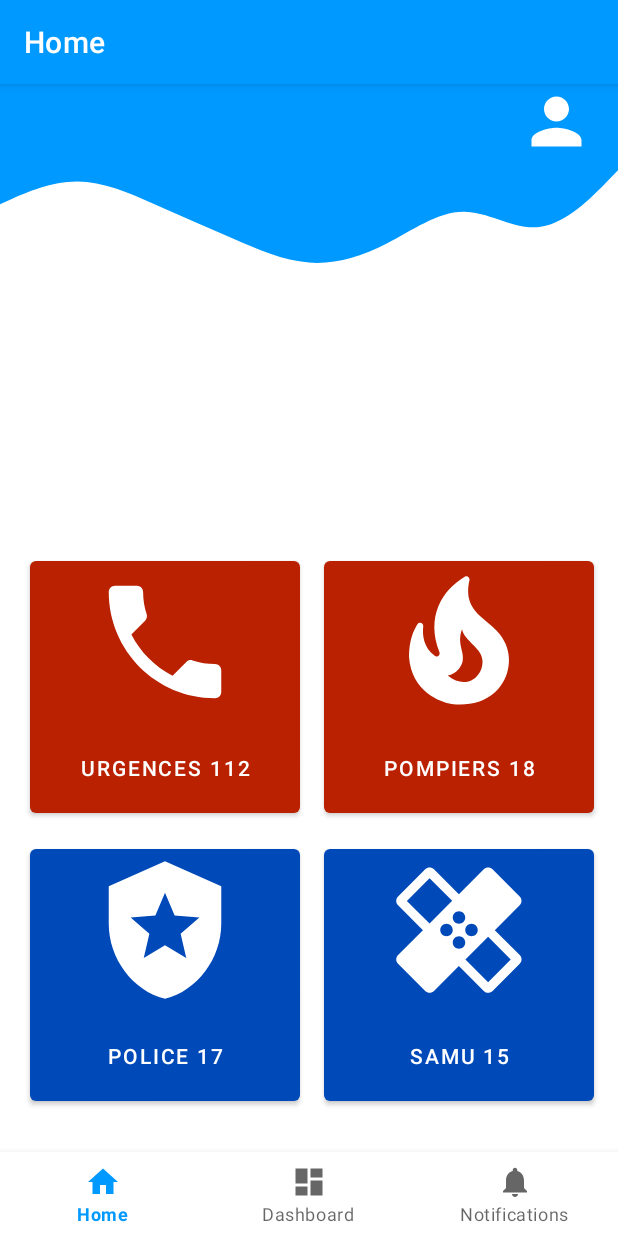
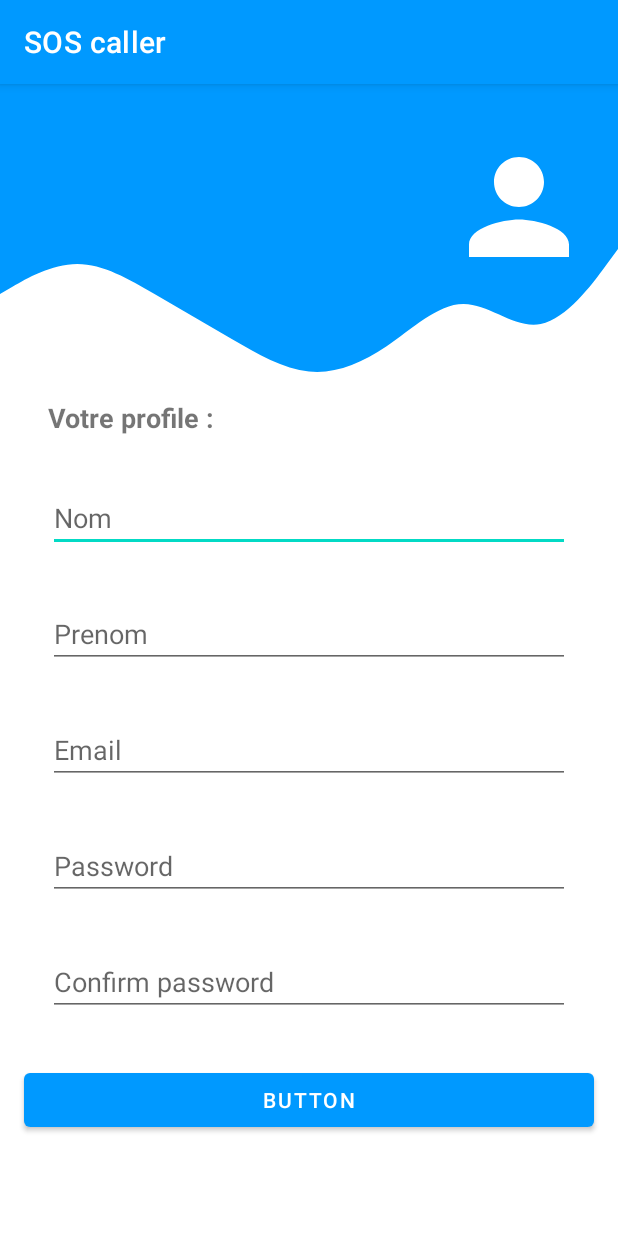
Before and after one commit to Lucas-Pasqualini/Dev-Mobile, an Android app: the screen it shows after launch (MainActivity before the commit, SignupActivity after it), on a phone screen of 412 x 824 dp. Run offline under Robolectric (Android 15) with nearby library versions, the phone set to English and light mode, and no system bars; our stand-ins replace data binding; 2 statements that could not run were skipped.

Commit message:
feat: signup

```diff
--- a/app/src/main/AndroidManifest.xml
+++ b/app/src/main/AndroidManifest.xml
@@ -13,9 +13,8 @@
         android:roundIcon="@mipmap/ic_launcher_round"
         android:supportsRtl="true"
         android:theme="@style/Theme.SOSCaller">
-
         <activity
-            android:name=".ui.activities.MainActivity"
+            android:name=".ui.activities.SignupActivity"
             android:label="@string/app_name">
             <intent-filter>
                 <action android:name="android.intent.action.MAIN" />
@@ -23,6 +22,10 @@
                 <category android:name="android.intent.category.LAUNCHER" />
             </intent-filter>
         </activity>
+        <activity
+            android:name=".ui.activities.MainActivity"
+            android:label="@string/app_name">
+        </activity>
     </application>
 
 </manifest>
--- /dev/null
+++ b/app/src/main/java/com/shootylife/soscaller/ui/activities/SignupActivity.kt
@@ -0,0 +1,23 @@
+package com.shootylife.soscaller.ui.activities
+
+import android.content.Intent
+import androidx.appcompat.app.AppCompatActivity
+import android.os.Bundle
+import com.shootylife.soscaller.R
+import com.shootylife.soscaller.databinding.ActivityLoginBinding
+import com.shootylife.soscaller.utils.activityViewBinding
+
+class SignupActivity : AppCompatActivity() {
+    private var _binding by activityViewBinding(ActivityLoginBinding::inflate)
+
+    override fun onCreate(savedInstanceState: Bundle?) {
+        super.onCreate(savedInstanceState)
+        setContentView(R.layout.activity_signup)
+
+        _binding.button.setOnClickListener {
+            val intent = Intent(this, MainActivity::class.java)
+            startActivity(intent)
+            finish()
+        }
+    }
+}
--- /dev/null
+++ b/app/src/main/res/drawable/ic_email.xml
@@ -0,0 +1,5 @@
+<vector android:height="24dp" android:tint="#FFFFFF"
+    android:viewportHeight="24" android:viewportWidth="24"
+    android:width="24dp" xmlns:android="http://schemas.android.com/apk/res/android">
+    <path android:fillColor="@android:color/white" android:pathData="M20,4L4,4c-1.1,0 -1.99,0.9 -1.99,2L2,18c0,1.1 0.9,2 2,2h16c1.1,0 2,-0.9 2,-2L22,6c0,-1.1 -0.9,-2 -2,-2zM20,8l-8,5 -8,-5L4,6l8,5 8,-5v2z"/>
+</vector>
--- /dev/null
+++ b/app/src/main/res/layout/activity_signup.xml
@@ -0,0 +1,150 @@
+<?xml version="1.0" encoding="utf-8"?>
+<layout xmlns:android="http://schemas.android.com/apk/res/android"
+    xmlns:app="http://schemas.android.com/apk/res-auto"
+    xmlns:tools="http://schemas.android.com/tools">
+
+    <data class="ActivityLoginBinding">
+        <import type="android.view.View"/>
+    </data>
+
+    <ScrollView
+
+        android:layout_width="match_parent"
+        android:layout_height="match_parent"
+        android:fillViewport="true">
+
+        <androidx.constraintlayout.widget.ConstraintLayout
+            android:layout_width="match_parent"
+            android:layout_height="wrap_content"
+            tools:context=".ui.activities.SignupActivity">
+
+            <View
+                android:id="@+id/topView1"
+                android:layout_width="0dp"
+                android:layout_height="100dp"
+                android:background="@color/colorPrimary"
+                app:layout_constraintEnd_toEndOf="parent"
+                app:layout_constraintHorizontal_bias="0.0"
+                app:layout_constraintStart_toStartOf="parent"
+                app:layout_constraintTop_toTopOf="parent" />
+
+            <View
+                android:id="@+id/view2"
+                android:layout_width="0dp"
+                android:layout_height="100dp"
+                android:background="@drawable/wave"
+                app:layout_constraintEnd_toEndOf="parent"
+                app:layout_constraintStart_toStartOf="parent"
+                app:layout_constraintTop_toBottomOf="@+id/topView1" />
+
+            <ImageView
+                android:id="@+id/imageView"
+                android:layout_width="wrap_content"
+                android:layout_height="wrap_content"
+                android:layout_marginTop="32dp"
+                android:layout_marginEnd="16dp"
+                android:src="@drawable/ic_person"
+                app:layout_constraintEnd_toEndOf="parent"
+                app:layout_constraintTop_toTopOf="parent" />
+
+            <TextView
+                android:id="@+id/textView2"
+                android:layout_width="0dp"
+                android:layout_height="wrap_content"
+                android:layout_marginStart="32dp"
+                android:layout_marginTop="10dp"
+                android:layout_marginEnd="32dp"
+                android:text="Votre profile : "
+                android:textSize="18sp"
+                android:textStyle="bold"
+                app:layout_constraintEnd_toEndOf="parent"
+                app:layout_constraintStart_toStartOf="parent"
+                app:layout_constraintTop_toBottomOf="@+id/view2" />
+
+            <EditText
+                android:id="@+id/editNom"
+                android:layout_width="0dp"
+                android:layout_height="wrap_content"
+                android:layout_marginStart="32dp"
+                android:layout_marginTop="32dp"
+                android:layout_marginEnd="32dp"
+                android:ems="10"
+                android:inputType="textPersonName"
+                android:hint="Nom"
+                app:layout_constraintEnd_toEndOf="parent"
+                app:layout_constraintStart_toStartOf="parent"
+                app:layout_constraintTop_toBottomOf="@+id/textView2" />
+
+            <EditText
+                android:id="@+id/editPrenom"
+                android:layout_width="0dp"
+                android:layout_height="wrap_content"
+                android:layout_marginStart="32dp"
+                android:layout_marginTop="32dp"
+                android:layout_marginEnd="32dp"
+                android:ems="10"
+                android:inputType="textPersonName"
+                android:hint="Prenom"
+                app:layout_constraintEnd_toEndOf="parent"
+                app:layout_constraintStart_toStartOf="parent"
+                app:layout_constraintTop_toBottomOf="@+id/editNom" />
+
+            <EditText
+                android:id="@+id/editEmail"
+                android:layout_width="0dp"
+                android:layout_height="wrap_content"
+                android:layout_marginStart="32dp"
+                android:layout_marginTop="32dp"
+                android:layout_marginEnd="32dp"
+                android:ems="10"
+                android:inputType="textPersonName"
+                android:hint="Email"
+                app:layout_constraintEnd_toEndOf="parent"
+                app:layout_constraintStart_toStartOf="parent"
+                app:layout_constraintTop_toBottomOf="@+id/editPrenom" />
+
+            <EditText
+                android:id="@+id/editPassword"
+                android:layout_width="0dp"
+                android:layout_height="wrap_content"
+                android:layout_marginStart="32dp"
+                android:layout_marginTop="32dp"
+                android:layout_marginEnd="32dp"
+                android:ems="10"
+                android:inputType="textPersonName"
+                android:hint="Password"
+                app:layout_constraintEnd_toEndOf="parent"
+                app:layout_constraintStart_toStartOf="parent"
+                app:layout_constraintTop_toBottomOf="@+id/editEmail" />
+
+            <EditText
+                android:id="@+id/editNewpassword"
+                android:layout_width="0dp"
+                android:layout_height="wrap_content"
+                android:layout_marginStart="32dp"
+                android:layout_marginTop="32dp"
+                android:layout_marginEnd="32dp"
+                android:ems="10"
+                android:inputType="textPersonName"
+                android:hint="Confirm password"
+                app:layout_constraintEnd_toEndOf="parent"
+                app:layout_constraintStart_toStartOf="parent"
+                app:layout_constraintTop_toBottomOf="@+id/editPassword" />
+
+            <Button
+                android:id="@+id/button"
+                android:layout_width="0dp"
+                android:layout_height="wrap_content"
+                android:layout_marginStart="16dp"
+                android:layout_marginTop="32dp"
+                android:layout_marginEnd="16dp"
+                android:text="Button"
+                app:layout_constraintEnd_toEndOf="parent"
+                app:layout_constraintStart_toStartOf="parent"
+                app:layout_constraintTop_toBottomOf="@+id/editNewpassword" />
+
+
+        </androidx.constraintlayout.widget.ConstraintLayout>
+    </ScrollView>
+
+</layout>
--- a/app/src/main/res/values/strings.xml
+++ b/app/src/main/res/values/strings.xml
@@ -12,4 +12,6 @@
 
     <string name="hello_first_fragment">Hello first fragment</string>
     <string name="hello_second_fragment">Hello second fragment. Arg: %1$s</string>
+    <!-- TODO: Remove or change this placeholder text -->
+    <string name="hello_blank_fragment">Hello blank fragment</string>
 </resources>
```
